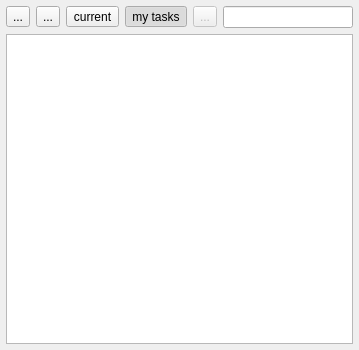
Old version of the form Charm/TasksView.ui in the repository KDAB/Charm.
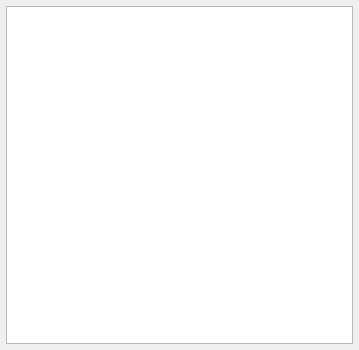
New version of the form.

Commit message: Add Tasks and Event window toolbars.

```diff
--- a/Charm/TasksView.ui
+++ b/Charm/TasksView.ui
@@ -18,76 +18,6 @@
     <number>6</number>
    </property>
    <item row="0" column="0">
-    <layout class="QHBoxLayout">
-     <item>
-      <widget class="QToolButton" name="goButton">
-       <property name="text">
-        <string>...</string>
-       </property>
-      </widget>
-     </item>
-     <item>
-      <widget class="QToolButton" name="stopButton">
-       <property name="text">
-        <string>...</string>
-       </property>
-      </widget>
-     </item>
-     <item>
-      <widget class="QToolButton" name="showCurrentOnly">
-       <property name="toolTip">
-        <string>&lt;!DOCTYPE HTML PUBLIC &quot;-//W3C//DTD HTML 4.0//EN&quot; &quot;http://www.w3.org/TR/REC-html40/strict.dtd&quot;&gt;
-&lt;html&gt;&lt;head&gt;&lt;meta name=&quot;qrichtext&quot; content=&quot;1&quot; /&gt;&lt;style type=&quot;text/css&quot;&gt;
-p, li { white-space: pre-wrap; }
-&lt;/style&gt;&lt;/head&gt;&lt;body style=&quot; font-family:'Bitstream Vera Sans'; font-size:10pt; font-weight:400; font-style:normal;&quot;&gt;
-&lt;p style=&quot; margin-top:0px; margin-bottom:0px; margin-left:0px; margin-right:0px; -qt-block-indent:0; text-indent:0px;&quot;&gt;Show only &lt;span style=&quot; text-decoration: underline;&quot;&gt;current&lt;/span&gt; tasks. Tasks are current if&lt;/p&gt;
-&lt;ul style=&quot;-qt-list-indent: 1;&quot;&gt;&lt;li style=&quot; margin-top:12px; margin-bottom:0px; margin-left:0px; margin-right:0px; -qt-block-indent:0; text-indent:0px;&quot;&gt;the date they are valid from is in the past, or empty,&lt;/li&gt;
-&lt;li style=&quot; margin-top:0px; margin-bottom:12px; margin-left:0px; margin-right:0px; -qt-block-indent:0; text-indent:0px;&quot;&gt;and if the date they are valid to is in the future, or empty.&lt;/li&gt;&lt;/ul&gt;&lt;/body&gt;&lt;/html&gt;</string>
-       </property>
-       <property name="text">
-        <string>current</string>
-       </property>
-       <property name="checkable">
-        <bool>true</bool>
-       </property>
-      </widget>
-     </item>
-     <item>
-      <widget class="QToolButton" name="showSubscribedOnly">
-       <property name="toolTip">
-        <string>&lt;!DOCTYPE HTML PUBLIC &quot;-//W3C//DTD HTML 4.0//EN&quot; &quot;http://www.w3.org/TR/REC-html40/strict.dtd&quot;&gt;
-&lt;html&gt;&lt;head&gt;&lt;meta name=&quot;qrichtext&quot; content=&quot;1&quot; /&gt;&lt;style type=&quot;text/css&quot;&gt;
-p, li { white-space: pre-wrap; }
-&lt;/style&gt;&lt;/head&gt;&lt;body style=&quot; font-family:'Bitstream Vera Sans'; font-size:10pt; font-weight:400; font-style:normal;&quot;&gt;
-&lt;p style=&quot; margin-top:0px; margin-bottom:0px; margin-left:0px; margin-right:0px; -qt-block-indent:0; text-indent:0px;&quot;&gt;Show only &lt;span style=&quot; text-decoration: underline;&quot;&gt;subscribed&lt;/span&gt; tasks. To subscribe to tasks, check the box on the right of the task name.&lt;/p&gt;&lt;/body&gt;&lt;/html&gt;</string>
-       </property>
-       <property name="text">
-        <string>my tasks</string>
-       </property>
-       <property name="checkable">
-        <bool>true</bool>
-       </property>
-       <property name="checked">
-        <bool>true</bool>
-       </property>
-      </widget>
-     </item>
-     <item>
-      <widget class="QToolButton" name="buttonClearFilter">
-       <property name="enabled">
-        <bool>false</bool>
-       </property>
-       <property name="text">
-        <string>...</string>
-       </property>
-      </widget>
-     </item>
-     <item>
-      <widget class="QLineEdit" name="filterLineEdit"/>
-     </item>
-    </layout>
-   </item>
-   <item row="1" column="0">
     <widget class="QTreeView" name="treeView">
      <property name="sizePolicy">
       <sizepolicy hsizetype="Preferred" vsizetype="Expanding">
```
Left out of the diff: 23 changed lines with no effect on the pictures. The commit also changes 13 other files.
